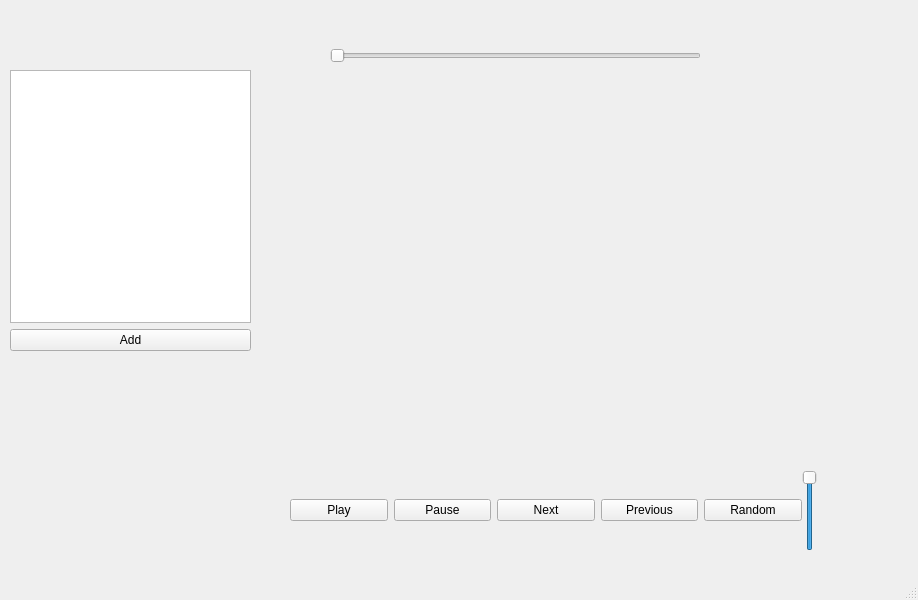
Old version of the form musicplayer.ui in the repository kvasoedd/musicplayer_kursovichok.
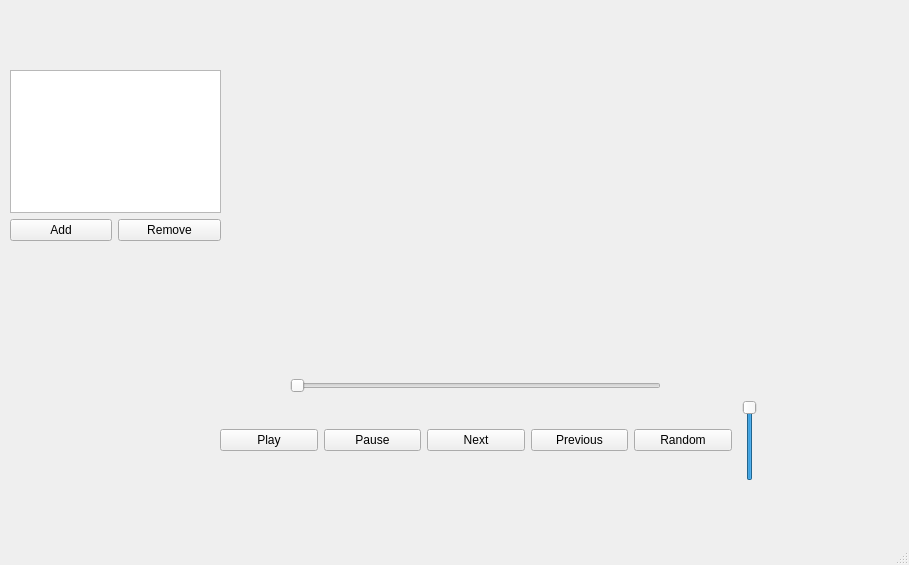
New version of the form.

Diff of the .ui file:
```diff
--- a/musicplayer.ui
+++ b/musicplayer.ui
@@ -6,8 +6,8 @@
    <rect>
     <x>0</x>
     <y>0</y>
-    <width>918</width>
-    <height>600</height>
+    <width>909</width>
+    <height>565</height>
    </rect>
   </property>
   <property name="windowTitle">
@@ -17,8 +17,8 @@
    <widget class="QWidget" name="horizontalLayoutWidget">
     <property name="geometry">
      <rect>
-      <x>290</x>
-      <y>470</y>
+      <x>220</x>
+      <y>400</y>
       <width>512</width>
       <height>80</height>
      </rect>
@@ -64,8 +64,8 @@
    <widget class="QSlider" name="volumeSlider">
     <property name="geometry">
      <rect>
-      <x>800</x>
-      <y>470</y>
+      <x>740</x>
+      <y>400</y>
       <width>20</width>
       <height>81</height>
      </rect>
@@ -85,8 +85,8 @@
      <rect>
       <x>10</x>
       <y>70</y>
-      <width>241</width>
-      <height>281</height>
+      <width>211</width>
+      <height>171</height>
      </rect>
     </property>
     <layout class="QGridLayout" name="playlistLayout">
@@ -97,7 +97,14 @@
        </property>
       </widget>
      </item>
-     <item row="0" column="0">
+     <item row="1" column="1">
+      <widget class="QPushButton" name="buttonRemove">
+       <property name="text">
+        <string>Remove</string>
+       </property>
+      </widget>
+     </item>
+     <item row="0" column="0" colspan="2">
       <widget class="QListWidget" name="listWidget"/>
      </item>
     </layout>
@@ -105,8 +112,8 @@
    <widget class="QSlider" name="progressSlider">
     <property name="geometry">
      <rect>
-      <x>330</x>
-      <y>40</y>
+      <x>290</x>
+      <y>370</y>
       <width>371</width>
       <height>31</height>
      </rect>
```
Left out of the diff: 2 changed lines with no effect on the pictures.
